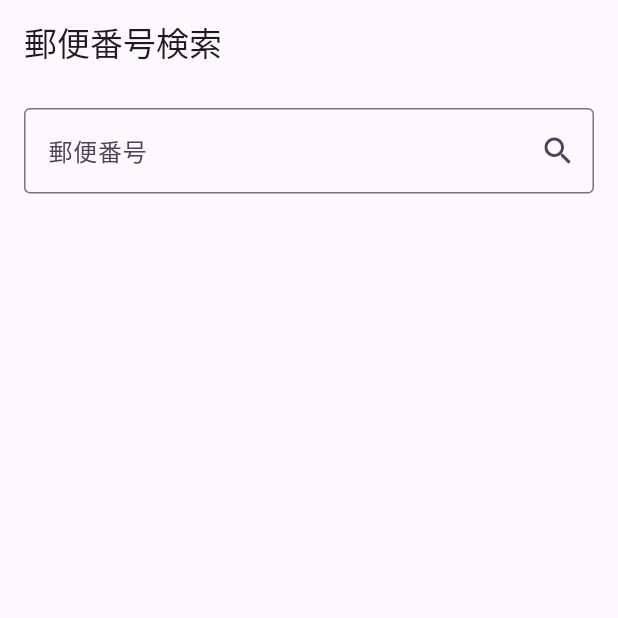
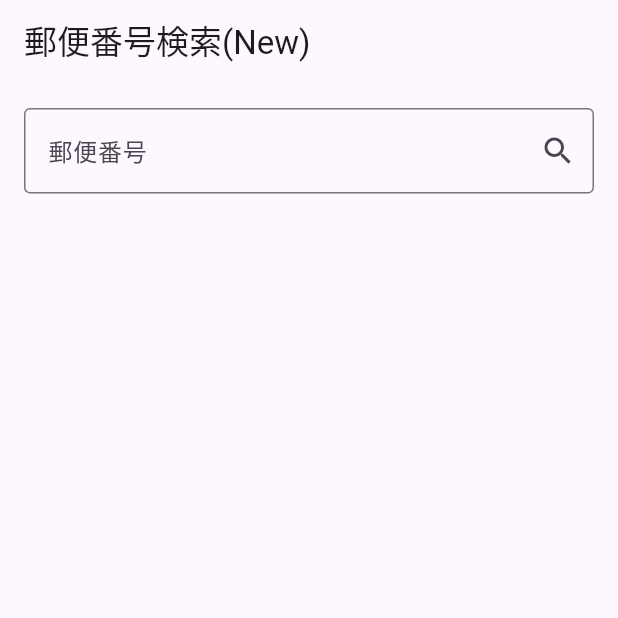
Before and after one commit to fumiyasac/new_riverpod_postalcode_example, a Flutter app: the screen it shows after launch, on a phone screen of 412 x 824 dp, the top half of it. Run offline on Flutter 3.47's test engine with Material 3 defaults, Android fonts, the phone set to English and light mode, and no system bars; our stand-ins replace freezed_annotation, hooks_riverpod, riverpod_annotation; generated files the repository leaves out were written again.

Commit message:
文言の変更

```diff
--- a/lib/main.dart
+++ b/lib/main.dart
@@ -16,7 +16,7 @@
   @override
   Widget build(BuildContext context) {
     return MaterialApp(
-      title: '郵便番号検索',
+      title: '郵便番号検索(New)',
       theme: ThemeData(
         primarySwatch: Colors.blue,
       ),
--- a/lib/views/postal_code_search_view.dart
+++ b/lib/views/postal_code_search_view.dart
@@ -13,7 +13,7 @@ class PostalCodeSearchView extends HookConsumerWidget {
 
     return Scaffold(
       appBar: AppBar(
-        title: const Text('郵便番号検索'),
+        title: const Text('郵便番号検索(New)'),
       ),
       body: Padding(
         padding: const EdgeInsets.all(16.0),
```
